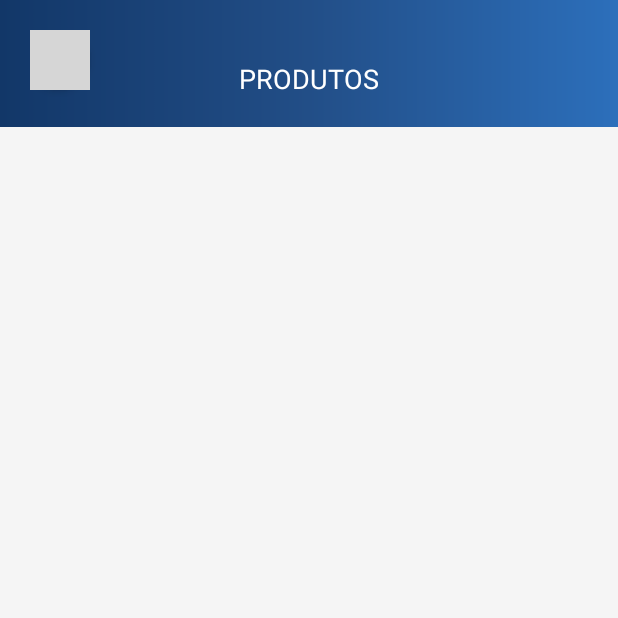
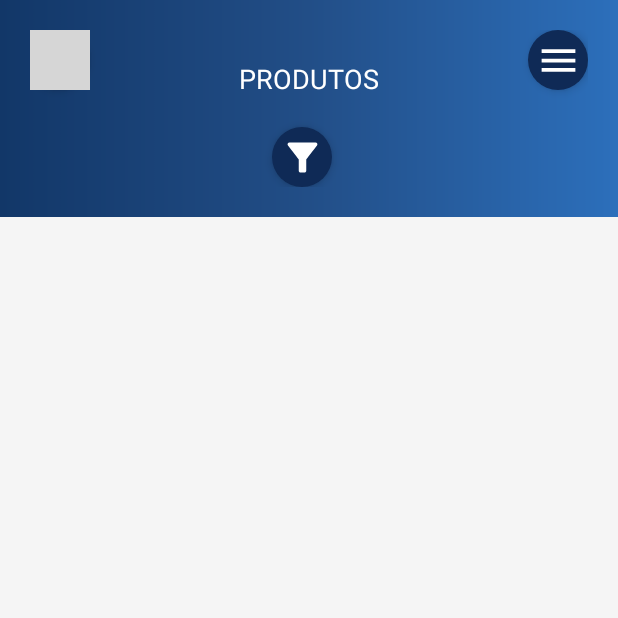
Before and after one commit to Gabriel11022001/next-afv-android, an Android app: the ProdutosActivity screen opened directly, with no data from a screen before it, on a phone screen of 412 x 824 dp, the top half of it. Run offline under Robolectric (Android 15) with nearby library versions, the phone set to English and light mode, and no system bars; grey boxes are pictures that could not be loaded.

Commit message:
iniciei o desenvolvimento do menu com as opções de logout e redirecionar para a tela sobre

```diff
--- /dev/null
+++ b/app/src/main/java/com/example/next_vendas/dialog/DialogBase.kt
@@ -0,0 +1,12 @@
+package com.example.next_vendas.dialog
+
+import android.app.AlertDialog
+import android.content.Context
+import android.view.LayoutInflater
+
+open class DialogBase(
+    contexto: Context,
+    protected var builderDialog: AlertDialog.Builder? = null,
+    protected var dialog: AlertDialog? = null,
+    protected var layoutInflater: LayoutInflater = LayoutInflater.from(contexto)
+) { }
--- /dev/null
+++ b/app/src/main/java/com/example/next_vendas/dialog/DialogFiltro.kt
@@ -0,0 +1,70 @@
+package com.example.next_vendas.dialog
+
+import android.app.AlertDialog
+import android.content.Context
+import android.view.View
+import android.widget.EditText
+import androidx.appcompat.widget.AppCompatButton
+import com.example.next_vendas.R
+import com.example.next_vendas.model.Filtro
+
+class DialogFiltro(
+    private val contexto: Context,
+    private val tipo: String,
+    private val titulo: String = "",
+    private val onFiltrar: (Filtro) -> Unit
+): DialogBase(contexto = contexto) {
+
+    init {
+        super.builderDialog = AlertDialog.Builder(this.contexto)
+
+        val tituloApresentar = if (this.titulo.isBlank()) { "Filtro" } else { this.titulo }
+
+        // super.builderDialog?.setTitle(tituloApresentar)
+
+        var viewDialog: View? = null
+
+        if (this.tipo == "produtos") {
+            viewDialog = super.layoutInflater.inflate(R.layout.dialog_filtro_produtos, null, false)
+            val edtNomeProdutoFiltro: EditText = viewDialog.findViewById(R.id.edt_nome_produto_filtro)
+            val edtPrecoProdutoFiltroDe: EditText = viewDialog.findViewById(R.id.edt_preco_produto_filtro_de)
+            val edtPrecoProdutoFiltroAte: EditText = viewDialog.findViewById(R.id.edt_preco_produto_filtro_ate)
+            val btnAplicarFiltroProdutos: AppCompatButton = viewDialog.findViewById(R.id.btn_filtrar_produtos)
+
+            // evento de clique no botão para filtrar os produtos
+            btnAplicarFiltroProdutos.setOnClickListener {
+                val where = ""
+
+                val nomeProdutoInformado = edtNomeProdutoFiltro.text.toString().trim()
+                val precoProdutoDe = edtPrecoProdutoFiltroDe.text.toString().trim()
+                val precoProdutoAte = edtPrecoProdutoFiltroAte.text.toString().trim()
+
+                val filtro = Filtro(
+                    "produtos",
+                    where,
+                    arrayListOf(
+                        nomeProdutoInformado,
+                        precoProdutoDe,
+                        precoProdutoAte
+                    )
+                )
+
+                this.onFiltrar(filtro)
+            }
+
+        } else if (this.tipo == "vendas") {
+
+        }
+
+        if (viewDialog != null) {
+            super.builderDialog?.setView(viewDialog)
+            super.dialog = super.builderDialog?.create()
+        }
+
+    }
+
+    fun apresentarFiltro() {
+        this.dialog?.show()
+    }
+
+}
--- a/app/src/main/java/com/example/next_vendas/servico/Servico.kt
+++ b/app/src/main/java/com/example/next_vendas/servico/Servico.kt
@@ -5,7 +5,7 @@ import retrofit2.converter.gson.GsonConverterFactory
 
 class Servico {
 
-    private val URL_BASE: String = "http://192.168.1.5:8080/api/"
+    private val URL_BASE: String = "http://192.168.1.4:8080/api/"
 
     private fun getRetrofit(): Retrofit {
 
--- /dev/null
+++ b/app/src/main/res/drawable/ic_menu_cabecalho.xml
@@ -0,0 +1,5 @@
+<vector xmlns:android="http://schemas.android.com/apk/res/android" android:height="30dp" android:tint="#FFFFFF" android:viewportHeight="24" android:viewportWidth="24" android:width="30dp">
+
+    <path android:fillColor="@android:color/white" android:pathData="M3,18h18v-2L3,16v2zM3,13h18v-2L3,11v2zM3,6v2h18L21,6L3,6z"/>
+
+</vector>
--- a/app/src/main/res/layout/menu_topo.xml
+++ b/app/src/main/res/layout/menu_topo.xml
@@ -60,4 +60,15 @@
         android:layout_marginEnd="10dp"
         android:layout_marginTop="20dp" />
 
+    <ImageButton
+        android:id="@+id/btn_menu_opcoes"
+        android:layout_width="40dp"
+        android:layout_height="40dp"
+        app:layout_constraintTop_toTopOf="parent"
+        app:layout_constraintEnd_toEndOf="parent"
+        android:background="@drawable/estilo_btn_menu"
+        android:padding="10dp"
+        android:elevation="4dp"
+        android:src="@drawable/ic_menu_cabecalho" />
+
 </androidx.constraintlayout.widget.ConstraintLayout>
--- a/app/src/main/res/values/strings.xml
+++ b/app/src/main/res/values/strings.xml
@@ -74,4 +74,6 @@
     <string name="txt_nao_informado">----- Não informado -----</string>
     <string name="txt_sinc_categorias_produtos">Categorias de produtos</string>
     <string name="txt_card_realizar_venda">Realizar venda</string>
+    <string name="txt_menu_logout">Logout</string>
+    <string name="txt_menu_sobre">Sobre</string>
 </resources>
```
Also changed, not shown: app/src/main/java/com/example/next_vendas/HomeActivity.kt (+28 -0 lines), app/src/main/java/com/example/next_vendas/ProdutosActivity.kt (+77 -1 lines), app/src/main/java/com/example/next_vendas/SincronizacaoActivity.kt (+5 -2 lines), app/src/main/java/com/example/next_vendas/dao/ProdutoDAO.kt (+49 -2 lines), app/src/main/java/com/example/next_vendas/model/Filtro.kt (added, +7 -0 lines), app/src/main/java/com/example/next_vendas/utils/MenuOpcoesCabecalho.kt (added, +53 -0 lines), app/src/main/java/com/example/next_vendas/utils/funcoes_utils.kt (+23 -0 lines), app/src/main/res/layout/dialog_filtro_produtos.xml (added, +125 -0 lines), app/src/main/res/menu/menu_app_cabecalho.xml (added, +17 -0 lines).
